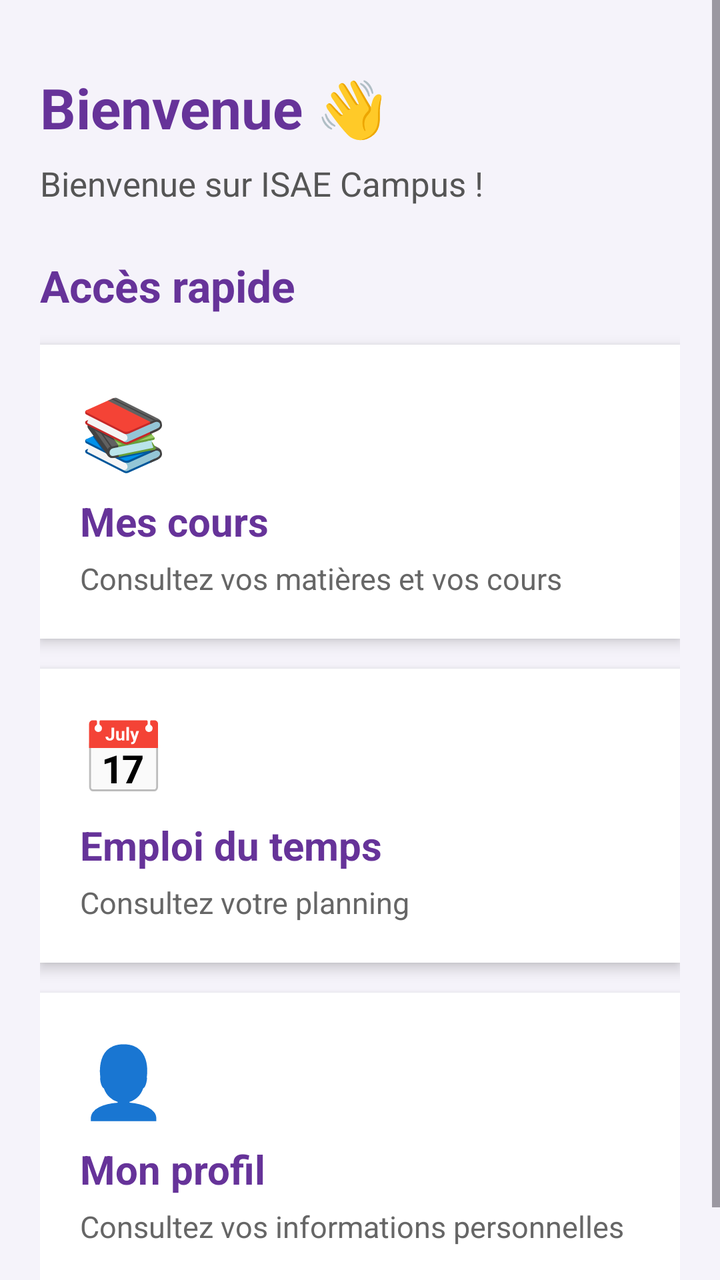
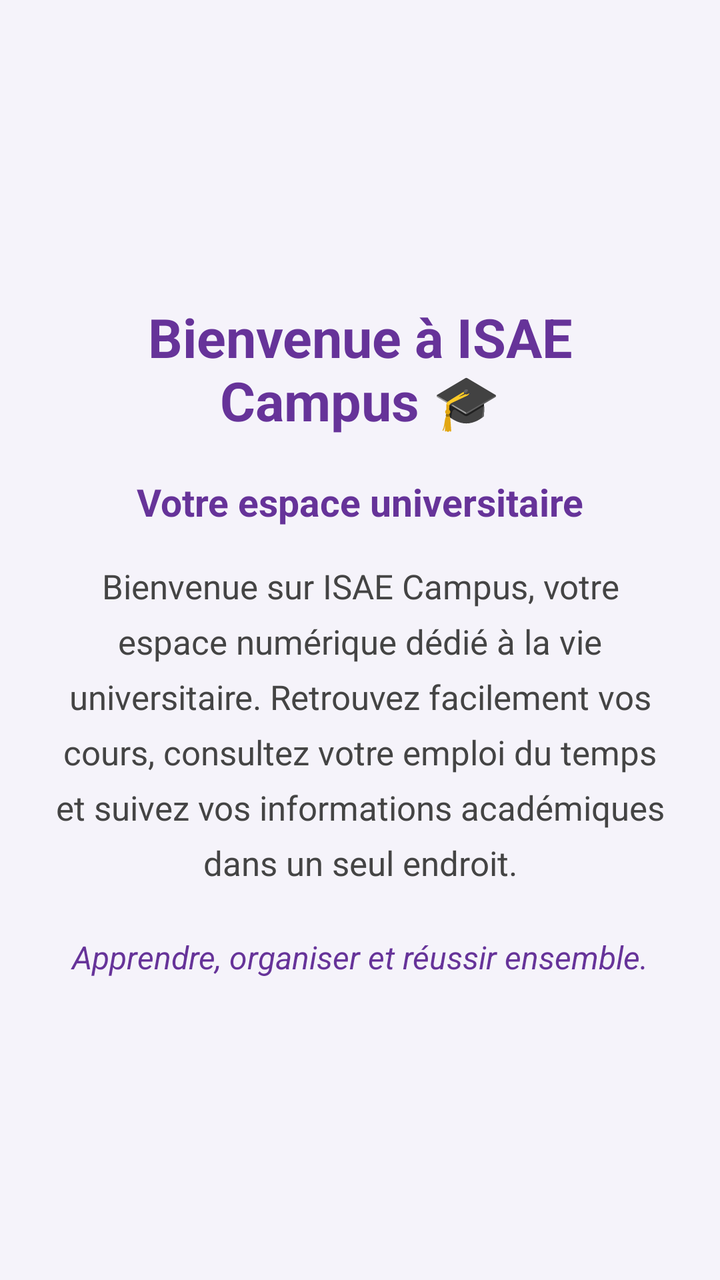

Compare the two renders of this Android layout. The source of the first and the diff that turns it into the second are given below.
<!-- AndroidManifest.xml: application theme Theme.TP4Navigation -->
<!-- res/layout/fragment_accueil.xml -->
<?xml version="1.0" encoding="utf-8"?>
<ScrollView xmlns:android="http://schemas.android.com/apk/res/android"
    android:layout_width="match_parent"
    android:layout_height="match_parent"
    android:background="#F5F3FA"
    android:fillViewport="true">

    <LinearLayout
        android:layout_width="match_parent"
        android:layout_height="wrap_content"
        android:orientation="vertical"
        android:padding="20dp">

        <TextView
            android:layout_width="match_parent"
            android:layout_height="wrap_content"
            android:text="Bienvenue 👋"
            android:textColor="#663399"
            android:textSize="28sp"
            android:textStyle="bold"
            android:layout_marginTop="15dp" />

        <TextView
            android:layout_width="match_parent"
            android:layout_height="wrap_content"
            android:text="Bienvenue sur ISAE Campus !"
            android:textColor="#555555"
            android:textSize="17sp"
            android:layout_marginTop="8dp"
            android:layout_marginBottom="25dp" />

        <TextView
            android:layout_width="match_parent"
            android:layout_height="wrap_content"
            android:text="Accès rapide"
            android:textColor="#663399"
            android:textSize="22sp"
            android:textStyle="bold"
            android:layout_marginBottom="15dp" />

        
        <LinearLayout
            android:layout_width="match_parent"
            android:layout_height="wrap_content"
            android:orientation="vertical"
            android:background="#FFFFFF"
            android:padding="20dp"
            android:elevation="4dp"
            android:layout_marginBottom="15dp">

            <TextView
                android:layout_width="wrap_content"
                android:layout_height="wrap_content"
                android:text="📚"
                android:textSize="35sp" />

            <TextView
                android:layout_width="wrap_content"
                android:layout_height="wrap_content"
                android:text="Mes cours"
                android:textColor="#663399"
                android:textSize="20sp"
                android:textStyle="bold"
                android:layout_marginTop="8dp" />

            <TextView
                android:layout_width="wrap_content"
                android:layout_height="wrap_content"
                android:text="Consultez vos matières et vos cours"
                android:textColor="#666666"
                android:textSize="15sp"
                android:layout_marginTop="5dp" />
        </LinearLayout>

        
        <LinearLayout
            android:layout_width="match_parent"
            android:layout_height="wrap_content"
            android:orientation="vertical"
            android:background="#FFFFFF"
            android:padding="20dp"
            android:elevation="4dp"
            android:layout_marginBottom="15dp">

            <TextView
                android:layout_width="wrap_content"
                android:layout_height="wrap_content"
                android:text="📅"
                android:textSize="35sp" />

            <TextView
                android:layout_width="wrap_content"
                android:layout_height="wrap_content"
                android:text="Emploi du temps"
                android:textColor="#663399"
                android:textSize="20sp"
                android:textStyle="bold"
                android:layout_marginTop="8dp" />

            <TextView
                android:layout_width="wrap_content"
                android:layout_height="wrap_content"
                android:text="Consultez votre planning"
                android:textColor="#666666"
                android:textSize="15sp"
                android:layout_marginTop="5dp" />
        </LinearLayout>

        
        <LinearLayout
            android:layout_width="match_parent"
            android:layout_height="wrap_content"
            android:orientation="vertical"
            android:background="#FFFFFF"
            android:padding="20dp"
            android:elevation="4dp"
            android:layout_marginBottom="15dp">

            <TextView
                android:layout_width="wrap_content"
                android:layout_height="wrap_content"
                android:text="👤"
                android:textSize="35sp" />

            <TextView
                android:layout_width="wrap_content"
                android:layout_height="wrap_content"
                android:text="Mon profil"
                android:textColor="#663399"
                android:textSize="20sp"
                android:textStyle="bold"
                android:layout_marginTop="8dp" />

            <TextView
                android:layout_width="wrap_content"
                android:layout_height="wrap_content"
                android:text="Consultez vos informations personnelles"
                android:textColor="#666666"
                android:textSize="15sp"
                android:layout_marginTop="5dp" />
        </LinearLayout>

    </LinearLayout>
</ScrollView>
<!-- resources referenced by this layout -->
<resources>
  <style name="Theme.TP4Navigation" parent="Base.Theme.TP4Navigation" />
  <style name="Base.Theme.TP4Navigation" parent="Theme.Material3.DayNight.NoActionBar">
          
          <item name="android:colorPrimaryDark">#1D4ED8</item>
      </style>
</resources>

<!-- the commit's change to res/layout/fragment_accueil.xml (unified diff, before → after) -->
@@ -1,144 +1,49 @@
 <?xml version="1.0" encoding="utf-8"?>
-<ScrollView xmlns:android="http://schemas.android.com/apk/res/android"
+<LinearLayout xmlns:android="http://schemas.android.com/apk/res/android"
     android:layout_width="match_parent"
     android:layout_height="match_parent"
-    android:background="#F5F3FA"
-    android:fillViewport="true">
+    android:orientation="vertical"
+    android:gravity="center"
+    android:padding="24dp"
+    android:background="#F5F3FA">
 
-    <LinearLayout
+    <TextView
         android:layout_width="match_parent"
         android:layout_height="wrap_content"
-        android:orientation="vertical"
-        android:padding="20dp">
+        android:text="Bienvenue à ISAE Campus 🎓"
+        android:textSize="27sp"
+        android:textStyle="bold"
+        android:textColor="#663399"
+        android:gravity="center"
+        android:layout_marginBottom="20dp" />
 
-        <TextView
-            android:layout_width="match_parent"
-            android:layout_height="wrap_content"
-            android:text="Bienvenue 👋"
-            android:textColor="#663399"
-            android:textSize="28sp"
-            android:textStyle="bold"
-            android:layout_marginTop="15dp" />
+    <TextView
+        android:layout_width="match_parent"
+        android:layout_height="wrap_content"
+        android:text="Votre espace universitaire"
+        android:textSize="19sp"
+        android:textStyle="bold"
+        android:textColor="#663399"
+        android:gravity="center"
+        android:layout_marginBottom="18dp" />
 
-        <TextView
-            android:layout_width="match_parent"
-            android:layout_height="wrap_content"
-            android:text="Bienvenue sur ISAE Campus !"
-            android:textColor="#555555"
-            android:textSize="17sp"
-            android:layout_marginTop="8dp"
-            android:layout_marginBottom="25dp" />
+    <TextView
+        android:layout_width="match_parent"
+        android:layout_height="wrap_content"
+        android:text="Bienvenue sur ISAE Campus, votre espace numérique dédié à la vie universitaire. Retrouvez facilement vos cours, consultez votre emploi du temps et suivez vos informations académiques dans un seul endroit."
+        android:textSize="17sp"
+        android:textColor="#444444"
+        android:gravity="center"
+        android:lineSpacingExtra="8dp" />
 
-        <TextView
-            android:layout_width="match_parent"
-            android:layout_height="wrap_content"
-            android:text="Accès rapide"
-            android:textColor="#663399"
-            android:textSize="22sp"
-            android:textStyle="bold"
-            android:layout_marginBottom="15dp" />
+    <TextView
+        android:layout_width="match_parent"
+        android:layout_height="wrap_content"
+        android:text="Apprendre, organiser et réussir ensemble."
+        android:textSize="16sp"
+        android:textStyle="italic"
+        android:textColor="#663399"
+        android:gravity="center"
+        android:layout_marginTop="25dp" />
 
-        
-        <LinearLayout
-            android:layout_width="match_parent"
-            android:layout_height="wrap_content"
-            android:orientation="vertical"
-            android:background="#FFFFFF"
-            android:padding="20dp"
-            android:elevation="4dp"
-            android:layout_marginBottom="15dp">
-
-            <TextView
-                android:layout_width="wrap_content"
-                android:layout_height="wrap_content"
-                android:text="📚"
-                android:textSize="35sp" />
-
-            <TextView
-                android:layout_width="wrap_content"
-                android:layout_height="wrap_content"
-                android:text="Mes cours"
-                android:textColor="#663399"
-                android:textSize="20sp"
-                android:textStyle="bold"
-                android:layout_marginTop="8dp" />
-
-            <TextView
-                android:layout_width="wrap_content"
-                android:layout_height="wrap_content"
-                android:text="Consultez vos matières et vos cours"
-                android:textColor="#666666"
-                android:textSize="15sp"
-                android:layout_marginTop="5dp" />
-        </LinearLayout>
-
-        
-        <LinearLayout
-            android:layout_width="match_parent"
-            android:layout_height="wrap_content"
-            android:orientation="vertical"
-            android:background="#FFFFFF"
-            android:padding="20dp"
-            android:elevation="4dp"
-            android:layout_marginBottom="15dp">
-
-            <TextView
-                android:layout_width="wrap_content"
-                android:layout_height="wrap_content"
-                android:text="📅"
-                android:textSize="35sp" />
-
-            <TextView
-                android:layout_width="wrap_content"
-                android:layout_height="wrap_content"
-                android:text="Emploi du temps"
-                android:textColor="#663399"
-                android:textSize="20sp"
-                android:textStyle="bold"
-                android:layout_marginTop="8dp" />
-
-            <TextView
-                android:layout_width="wrap_content"
-                android:layout_height="wrap_content"
-                android:text="Consultez votre planning"
-                android:textColor="#666666"
-                android:textSize="15sp"
-                android:layout_marginTop="5dp" />
-        </LinearLayout>
-
-        
-        <LinearLayout
-            android:layout_width="match_parent"
-            android:layout_height="wrap_content"
-            android:orientation="vertical"
-            android:background="#FFFFFF"
-            android:padding="20dp"
-            android:elevation="4dp"
-            android:layout_marginBottom="15dp">
-
-            <TextView
-                android:layout_width="wrap_content"
-                android:layout_height="wrap_content"
-                android:text="👤"
-                android:textSize="35sp" />
-
-            <TextView
-                android:layout_width="wrap_content"
-                android:layout_height="wrap_content"
-                android:text="Mon profil"
-                android:textColor="#663399"
-                android:textSize="20sp"
-                android:textStyle="bold"
-                android:layout_marginTop="8dp" />
-
-            <TextView
-                android:layout_width="wrap_content"
-                android:layout_height="wrap_content"
-                android:text="Consultez vos informations personnelles"
-                android:textColor="#666666"
-                android:textSize="15sp"
-                android:layout_marginTop="5dp" />
-        </LinearLayout>
-
-    </LinearLayout>
-</ScrollView>
+</LinearLayout>
